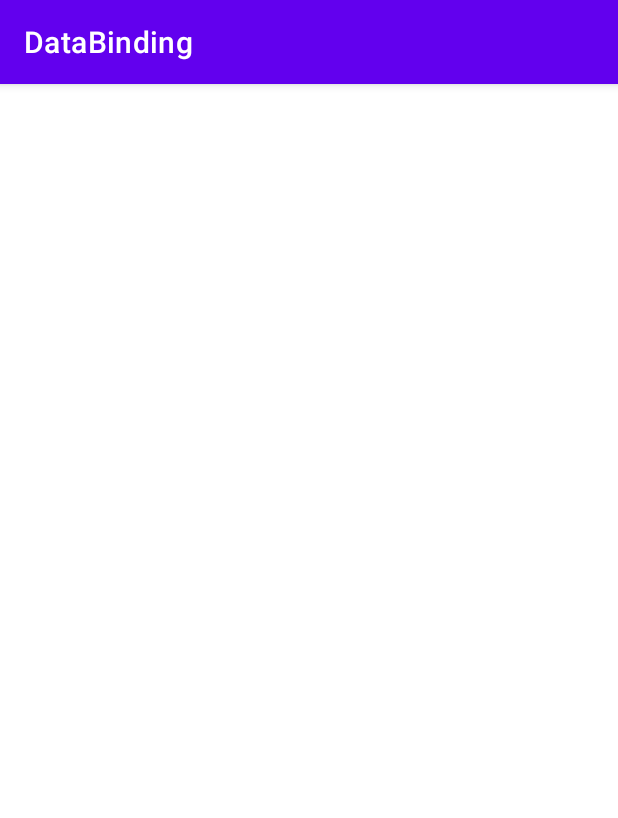
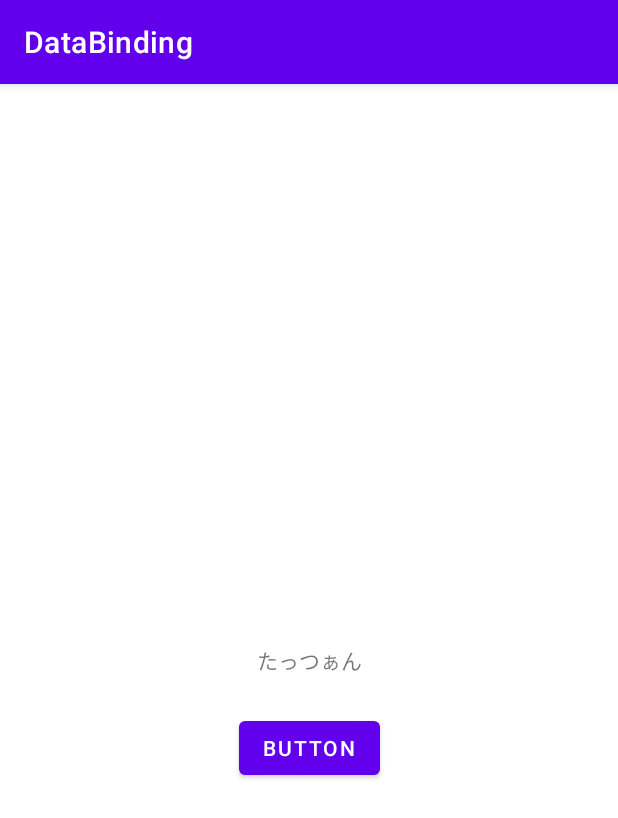
Before and after one commit to tatsuya-ss/DataBinding, an Android app: the screen it shows after launch (MainActivity), on a phone screen of 412 x 824 dp. Shown: the top 818 px of the screen. Run offline under Robolectric (Android 15) with nearby library versions, the phone set to English and light mode, and no system bars; our stand-ins replace data binding.

Commit message:
ボタンクリックをデータバインディング

```diff
--- a/app/src/main/AndroidManifest.xml
+++ b/app/src/main/AndroidManifest.xml
@@ -1,6 +1,8 @@
 <?xml version="1.0" encoding="utf-8"?>
 <manifest xmlns:android="http://schemas.android.com/apk/res/android"
     package="com.example.databinding">
+
+    <uses-permission android:name="android.permission.INTERNET"/>
 
     <application
         android:allowBackup="true"
--- a/app/src/main/java/com/example/databinding/MainActivity.kt
+++ b/app/src/main/java/com/example/databinding/MainActivity.kt
@@ -7,9 +7,6 @@ import androidx.recyclerview.widget.RecyclerView
 import com.example.databinding.databinding.ActivityMainBinding
 
 class MainActivity : AppCompatActivity() {
-
-    private lateinit var recyclerView: RecyclerView
-//    private var titles = List<String>
 
     override fun onCreate(savedInstanceState: Bundle?) {
         super.onCreate(savedInstanceState)
@@ -25,11 +22,13 @@ class MainActivity : AppCompatActivity() {
         binding.viewModel = ViewModel()
     }
 
-    private fun setupRecyclerView() {
-//        recyclerView =
-    }
 }
 
 class ViewModel {
     var name = "たっつぁん"
+
+    fun changeName() {
+        name += "+"
+        println("change")
+    }
 }
--- a/app/src/main/res/layout/activity_main.xml
+++ b/app/src/main/res/layout/activity_main.xml
@@ -14,13 +14,25 @@
     android:layout_height="match_parent"
     tools:context=".MainActivity">
 
-    <androidx.recyclerview.widget.RecyclerView
-        android:id="@+id/recyclerView"
-        android:layout_width="0dp"
-        android:layout_height="0dp"
+    <TextView
+        android:id="@+id/textView2"
+        android:layout_width="wrap_content"
+        android:layout_height="wrap_content"
+        android:text="@{viewModel.name}"
         app:layout_constraintBottom_toBottomOf="parent"
         app:layout_constraintEnd_toEndOf="parent"
         app:layout_constraintStart_toStartOf="parent"
         app:layout_constraintTop_toTopOf="parent" />
+
+    <Button
+        android:id="@+id/button"
+        android:layout_width="wrap_content"
+        android:layout_height="wrap_content"
+        android:layout_marginTop="24dp"
+        android:text="Button"
+        android:onClick="@{() -> viewModel.changeName()}"
+        app:layout_constraintEnd_toEndOf="parent"
+        app:layout_constraintStart_toStartOf="parent"
+        app:layout_constraintTop_toBottomOf="@+id/textView2" />
 </androidx.constraintlayout.widget.ConstraintLayout>
 </layout>
```
